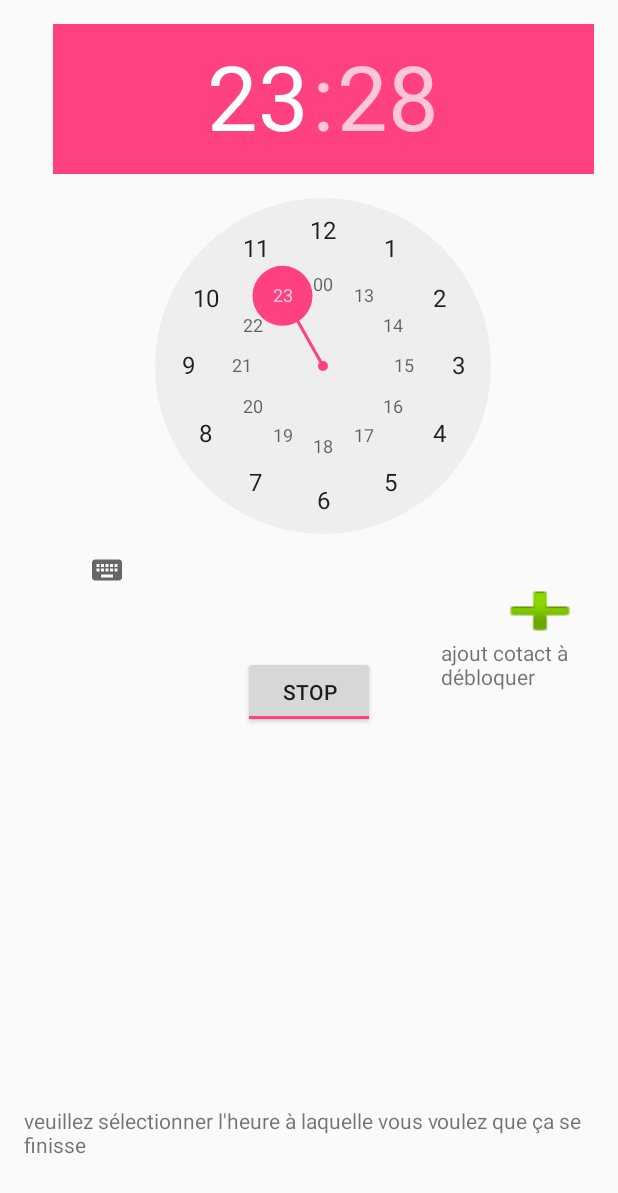
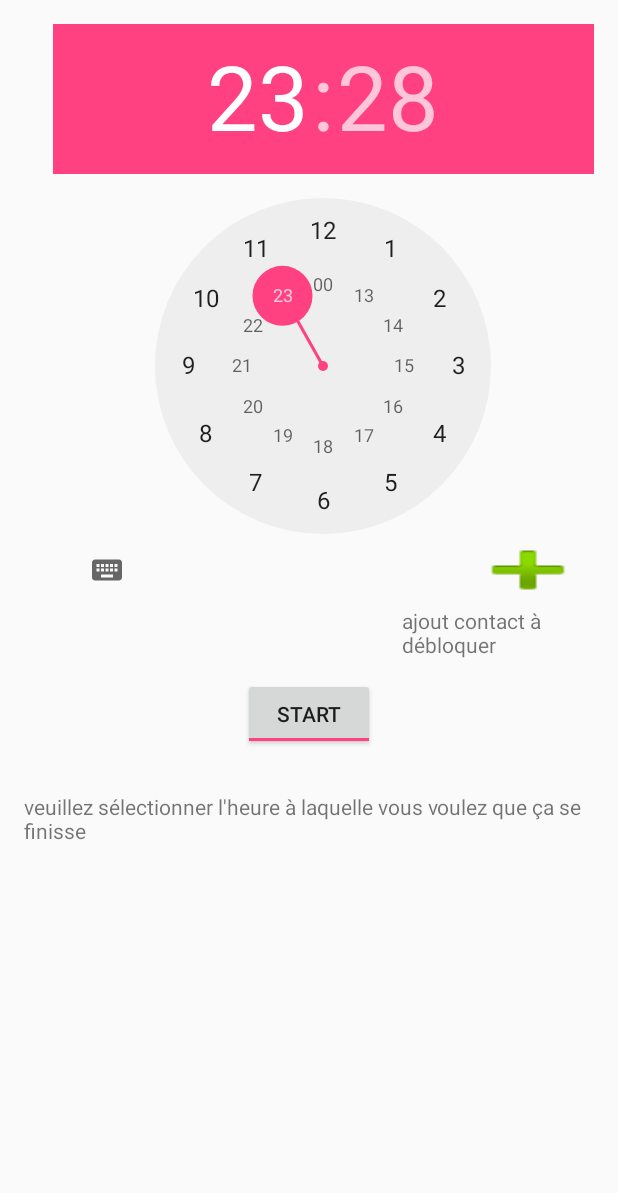
Before and after one commit to larako/INF4041_Dereydellet_Spanneut, an Android app: the screen it shows after launch (MainActivity), after a tap on "START", on a phone screen of 412 x 824 dp. Shown: the top 1193 px of the screen. Run offline under Robolectric (Android 15) with nearby library versions, the phone set to English and light mode, and no system bars.

Commit message:
correction bug sur les heures + ajout sms silencieux (à modifier)

```diff
--- a/app/src/main/java/com/example/soka/inf4041_dereydellet_spanneut/DatabaseController.java
+++ b/app/src/main/java/com/example/soka/inf4041_dereydellet_spanneut/DatabaseController.java
@@ -12,7 +12,7 @@ import android.database.sqlite.SQLiteStatement;
 
 public class DatabaseController {
 
-    private final String DB_NAME = "../../../../../settings.sqlite";
+    private final String DB_NAME = "settings.sqlite";
     private SQLiteDatabase db;
 
     public DatabaseController() {
--- a/app/src/main/java/com/example/soka/inf4041_dereydellet_spanneut/MainActivity.java
+++ b/app/src/main/java/com/example/soka/inf4041_dereydellet_spanneut/MainActivity.java
@@ -5,6 +5,7 @@ import android.app.NotificationManager;
 import android.content.Context;
 import android.database.Cursor;
 import android.graphics.Color;
+import android.media.AudioManager;
 import android.net.Uri;
 import android.provider.ContactsContract;
 import android.support.v4.app.NotificationCompat;
@@ -34,15 +35,19 @@ public class MainActivity extends Activity {
     AlarmManager alarmManager;
     private PendingIntent pendingIntent;
     private TimePicker time;
+    private Intent intent;
     private static MainActivity inst;
     private TextView alarmTextView;
     private ToggleButton toggleButton;
-    private boolean ispush=false;
+    public boolean ispush=false;
     private NotificationManager alarmNotificationManager;
     private  TelephonyManager tel;
+    private String app_is_up;
+    private int  mDay,mhour, mMinute;
     TeleListener listen;
     //private TelephonyManager tel;
     static final int PICK_CONTACT_REQUEST = 1;  // The request code
+
 
     public static MainActivity instance() {
         return inst;
@@ -63,27 +68,40 @@ public class MainActivity extends Activity {
         //time.setBackgroundColor(Color.BLUE); pour changer la couleur
         //time.setScaleX(0.50f); pour changer la taille
         //time.setScaleY(0.50f);
+         intent = new Intent(MainActivity.this, AlarmReceiver.class); //permet d'acceder a la classe alarmReceiver
+        AudioManager audioManager = (AudioManager) getSystemService(Context.AUDIO_SERVICE);
+
          tel = (TelephonyManager) getSystemService(Context.TELEPHONY_SERVICE);
-        listen=new TeleListener(tel,ispush);
+        listen=new TeleListener(tel,audioManager);
+
          toggleButton = (ToggleButton) findViewById(R.id.toggleButton);
         alarmManager = (AlarmManager) getSystemService(ALARM_SERVICE);
+        //DatabaseController db = new DatabaseController();
+        //app_is_up = db.getSettingByName("block_status");
     }
 
     public void clickStart(View view) { //permet de start l'appli
         if (((ToggleButton) view).isChecked()) {
             setToast("activé");
             Calendar newTime = Calendar.getInstance(); // pour recuperer lheure
+            mhour= newTime.get(Calendar.HOUR_OF_DAY);
+            mDay = newTime.get(Calendar.DAY_OF_MONTH);
+            mMinute = newTime.get(Calendar.MINUTE);
             newTime.set(Calendar.HOUR_OF_DAY, time.getCurrentHour());
             newTime.set(Calendar.MINUTE, time.getCurrentMinute());
+            if (mhour>time.getCurrentHour()||(mhour==time.getCurrentHour()&&mMinute>time.getCurrentMinute())){
+                newTime.set(Calendar.DAY_OF_MONTH,mDay+1); //si l'heure choisit est inferieur a cl'heure actuelle alors on ajoute 1 au jour de l'alarme
+            }
             ispush=true;
+            toggleButton.setText("start");
             //TelephonyManager tel = (TelephonyManager) getSystemService(Context.TELEPHONY_SERVICE);
             tel.listen(listen, TeleListener.LISTEN_CALL_STATE); //bloque
             createNotification("blocage activé");
-            Intent intent = new Intent(MainActivity.this, AlarmReceiver.class); //permet d'acceder a la classe alarmReceiver
             pendingIntent = PendingIntent.getBroadcast(MainActivity.this, 0, intent, 0); // permet de decaler le moment d'appeler la fct
             alarmManager.set(AlarmManager.RTC, newTime.getTimeInMillis(), pendingIntent); //cree l'alarme uand c'est finit
 
         } else {
+            toggleButton.setText("stop");
             cancel();
         }
     }
@@ -129,6 +147,7 @@ public class MainActivity extends Activity {
                 String number = cursor.getString(column);
 
                 setToast("contact ajouté");
+                //db.updateSettingByName("phones",number);
                     //et la on ajoute ce numero à la liste des gens autorisés
             }
         }
@@ -160,4 +179,8 @@ public class MainActivity extends Activity {
         alarmNotificationManager.notify(1, alamNotificationBuilder.build());
     }
 
+    public boolean IsPush(){
+        return ispush;
+    }
+
 }
--- a/app/src/main/java/com/example/soka/inf4041_dereydellet_spanneut/TeleListener.java
+++ b/app/src/main/java/com/example/soka/inf4041_dereydellet_spanneut/TeleListener.java
@@ -1,6 +1,11 @@
 package com.example.soka.inf4041_dereydellet_spanneut;
 
+import android.content.Intent;
+import android.content.IntentFilter;
+import android.media.AudioManager;
+import android.os.Bundle;
 import android.telephony.PhoneStateListener;
+import android.telephony.SmsMessage;
 import android.telephony.TelephonyManager;
 
 import java.lang.reflect.InvocationTargetException;
@@ -13,14 +18,16 @@ import com.android.internal.telephony.ITelephony;
 public class TeleListener extends PhoneStateListener {
 
     private TelephonyManager tel;
-    private boolean ispush;
-    public TeleListener(TelephonyManager tel,boolean ispush){
+    private  AudioManager audioManager;
+
+    public TeleListener(TelephonyManager tel,AudioManager audioManager ){
         this.tel=tel;
-        this.ispush=ispush;
+        this.audioManager= audioManager;
     }
 
     public void onCallStateChanged(int state, String incomingNumber) {
         MainActivity inst = MainActivity.instance();
+
         super.onCallStateChanged(state, incomingNumber);
         switch (state) {
             case TelephonyManager.CALL_STATE_IDLE:
@@ -33,10 +40,11 @@ public class TeleListener extends PhoneStateListener {
                 break;
             case TelephonyManager.CALL_STATE_RINGING:
                 // CALL_STATE_RINGING
+
                 Class c = null;
                     try {
-                     if (incomingNumber!=null){ //ici on mettra les numéros enregistrés
-
+                     if (incomingNumber!=null) { //ici on mettra les numéros enregistrés
+                        // audioManager.setRingerMode(AudioManager.RINGER_MODE_VIBRATE);
                          c = Class.forName(tel.getClass().getName());
                          Method method = c.getDeclaredMethod("getITelephony");
                          method.setAccessible(true);
--- a/app/src/main/res/layout/activity_main.xml
+++ b/app/src/main/res/layout/activity_main.xml
@@ -9,18 +9,6 @@
     android:paddingRight="@dimen/activity_horizontal_margin"
     android:paddingTop="@dimen/activity_vertical_margin"
     tools:context="com.example.soka.inf4041_dereydellet_spanneut.MainActivity">
-
-    <ToggleButton
-        android:text="ToggleButton"
-        android:layout_width="wrap_content"
-        android:layout_height="wrap_content"
-        android:layout_marginTop="33dp"
-        android:id="@+id/toggleButton"
-        android:textOff="start"
-        android:textOn="stop"
-        android:onClick="clickStart"
-        android:layout_below="@+id/alarmTimePicker"
-        android:layout_centerHorizontal="true" />
 
     <TimePicker
         android:layout_width="wrap_content"
@@ -34,38 +22,48 @@
         android:elevation="1dp"
         tools:headerAmPmTextAppearance="?attr/actionBarDivider" />
 
+    <Button
+        android:layout_width="wrap_content"
+        android:layout_height="wrap_content"
+        android:id="@+id/plus"
+        android:onClick="clickContact"
+        android:background="@android:drawable/ic_input_add"
+        android:elevation="21dp"
+        android:layout_above="@+id/toggleButton"
+        android:layout_alignParentRight="true"
+        android:layout_alignParentEnd="true" />
+
+    <TextView
+        android:text="ajout contact à débloquer"
+        android:layout_width="wrap_content"
+        android:layout_height="wrap_content"
+        android:id="@+id/textView"
+        android:layout_marginLeft="18dp"
+        android:layout_marginStart="18dp"
+        android:layout_below="@+id/plus"
+        android:layout_toRightOf="@+id/toggleButton"
+        android:layout_toEndOf="@+id/toggleButton" />
+
+    <ToggleButton
+        android:text="ToggleButton"
+        android:layout_width="wrap_content"
+        android:layout_height="wrap_content"
+        android:id="@+id/toggleButton"
+        android:textOff="start"
+        android:textOn="stop"
+        android:onClick="clickStart"
+        android:layout_below="@+id/alarmTimePicker"
+        android:layout_centerHorizontal="true"
+        android:layout_marginTop="48dp" />
+
     <TextView
         android:text="veuillez sélectionner l'heure à laquelle vous voulez que ça se finisse"
         android:layout_width="wrap_content"
         android:layout_height="wrap_content"
-        android:layout_marginBottom="35dp"
         android:id="@+id/textView3"
-        android:layout_alignParentBottom="true"
-        android:layout_centerHorizontal="true" />
-
-    <TextView
-        android:text="ajout cotact à débloquer"
-        android:layout_width="wrap_content"
-        android:layout_height="wrap_content"
-        android:id="@+id/textView4"
-        android:layout_marginLeft="44dp"
-        android:layout_marginStart="44dp"
-        android:layout_marginTop="21dp"
-        android:layout_below="@+id/alarmTimePicker"
-        android:layout_toRightOf="@+id/toggleButton"
-        android:layout_toEndOf="@+id/toggleButton" />
-
-    <Button
-        android:layout_width="wrap_content"
-        android:layout_height="wrap_content"
-        android:layout_marginBottom="29dp"
-        android:id="@+id/plus"
-        android:onClick="clickContact"
-        android:background="@android:drawable/ic_input_add"
-        android:layout_alignBottom="@+id/textView4"
-        android:layout_alignLeft="@+id/textView4"
-        android:layout_alignStart="@+id/textView4"
-        android:layout_marginLeft="30dp"
-        android:layout_marginStart="30dp" />
+        android:layout_below="@+id/toggleButton"
+        android:layout_alignParentLeft="true"
+        android:layout_alignParentStart="true"
+        android:layout_marginTop="28dp" />
 
 </RelativeLayout>
```
Also changed, not shown: app/src/main/AndroidManifest.xml (+14 -4 lines), app/src/main/java/com/example/soka/inf4041_dereydellet_spanneut/SmsReceiver.java (added, +41 -0 lines), app/src/main/java/com/example/soka/inf4041_dereydellet_spanneut/settings.sqlite (added), 1 other file. Lines whose indentation alone changed are shown as unchanged.
